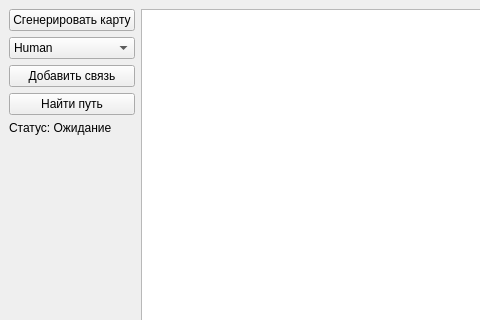
Before: the Qt Designer form gui/mainwindow.ui in VLmb/cpp-rpg-pathfinder, drawn with Qt 5; both pictures show x 0 to 480 and y 0 to 320 of the 1000 by 700 pixel window.
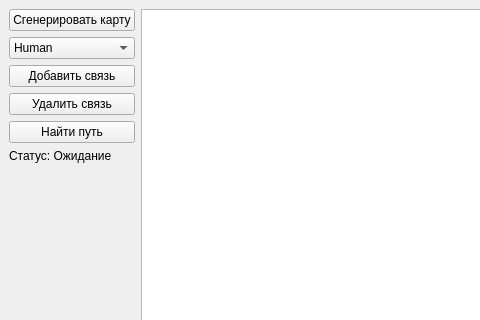
After: the same form once the commit is applied.

The edit to the form file:
```diff
--- a/gui/mainwindow.ui
+++ b/gui/mainwindow.ui
@@ -55,6 +55,13 @@
         </property>
        </widget>
       </item>
+      <item>
+             <widget class="QPushButton" name="btnRemoveEdge">
+              <property name="text">
+               <string>Удалить связь</string>
+              </property>
+             </widget>
+            </item>
       <item>
        <widget class="QPushButton" name="btnFindPath">
         <property name="text">
```
